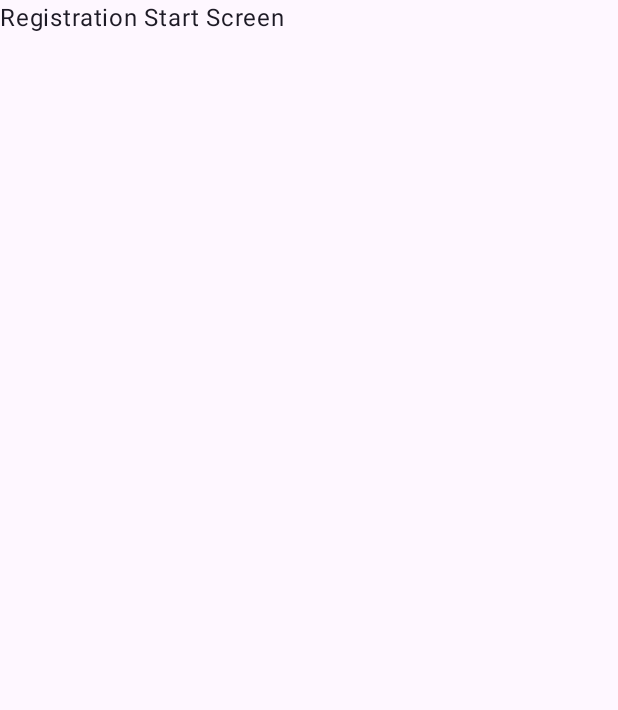
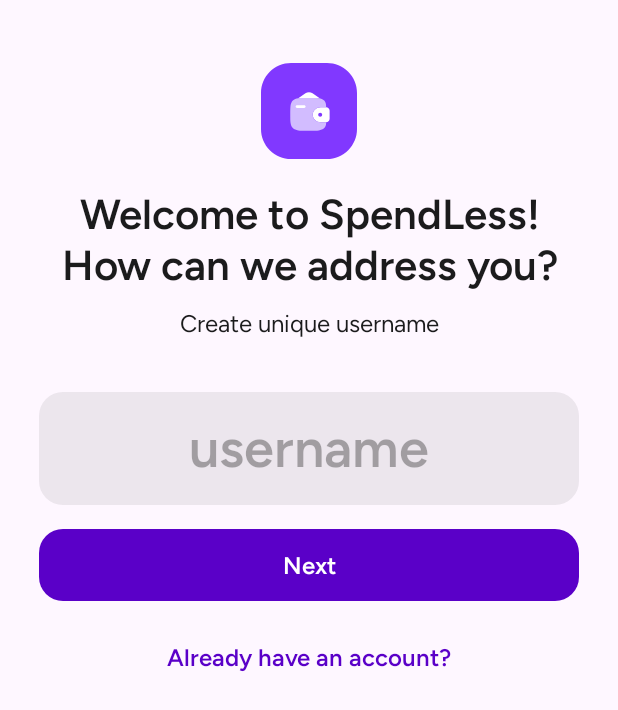
Before and after one commit to korniykom/Project-SpendLess, an Android app built with Jetpack Compose: the composable RegistrationStartScreen shown on its own in the app's theme, on a phone screen of 412 x 824 dp. Shown: the top 710 px of the screen. Run offline under Robolectric (Android 15) with nearby library versions, the phone set to English and light mode, and no system bars; 8 statements that could not run were skipped.

Commit message:
feat: add UI to Registration Start Screen

```diff
--- a/app/src/main/java/com/korniykom/spendless/navigation/NavigationRoute.kt
+++ b/app/src/main/java/com/korniykom/spendless/navigation/NavigationRoute.kt
@@ -4,6 +4,9 @@ import androidx.navigation3.runtime.NavKey
 import kotlinx.serialization.Serializable
 
 sealed interface NavigationRoute : NavKey{
+    @Serializable
+    data object RegistrationFlow: NavigationRoute
+
     @Serializable
     data object RegistrationStartScreen: NavigationRoute
     @Serializable
--- /dev/null
+++ b/app/src/main/java/com/korniykom/spendless/screens/registration/RegistrationActions.kt
@@ -0,0 +1,5 @@
+package com.korniykom.spendless.screens.registration
+
+sealed interface RegistrationActions {
+    data class OnRegistrationNameInput(val name: String): RegistrationActions
+}
--- a/app/src/main/java/com/korniykom/spendless/screens/registration/RegistrationStartScreen.kt
+++ b/app/src/main/java/com/korniykom/spendless/screens/registration/RegistrationStartScreen.kt
@@ -1,10 +1,142 @@
 package com.korniykom.spendless.screens.registration
 
+import androidx.compose.foundation.Image
+import androidx.compose.foundation.background
+import androidx.compose.foundation.layout.Column
+import androidx.compose.foundation.layout.Spacer
+import androidx.compose.foundation.layout.fillMaxSize
+import androidx.compose.foundation.layout.fillMaxWidth
+import androidx.compose.foundation.layout.height
+import androidx.compose.foundation.layout.padding
+import androidx.compose.foundation.layout.size
+import androidx.compose.foundation.shape.RoundedCornerShape
+import androidx.compose.material3.Button
+import androidx.compose.material3.MaterialTheme
+import androidx.compose.material3.OutlinedTextField
+import androidx.compose.material3.OutlinedTextFieldDefaults
 import androidx.compose.material3.Text
 import androidx.compose.runtime.Composable
+import androidx.compose.runtime.getValue
+import androidx.compose.ui.Alignment
 import androidx.compose.ui.Modifier
+import androidx.compose.ui.graphics.Color
+import androidx.compose.ui.res.painterResource
+import androidx.compose.ui.text.style.TextAlign
+import androidx.compose.ui.tooling.preview.Preview
+import androidx.compose.ui.unit.dp
+import androidx.lifecycle.compose.collectAsStateWithLifecycle
+import com.korniykom.spendless.R
+import com.korniykom.spendless.theme.SpendLessTheme
 
 @Composable
-fun RegistrationStartScreen(modifier: Modifier = Modifier) {
-    Text("Registration Start Screen")
+fun RegistrationStartScreenRoot(
+    onNextButtonClick: () -> Unit,
+    modifier: Modifier = Modifier,
+    viewModel: RegistrationViewModel,
+) {
+    val state by viewModel.state.collectAsStateWithLifecycle()
+    RegistrationStartScreen(
+        state = state,
+        onNextButtonClick = onNextButtonClick,
+        onNameInput = { viewModel.onAction(RegistrationActions.OnRegistrationNameInput(it)) },
+        modifier = modifier
+    )
 }
+
+@Composable
+fun RegistrationStartScreen(
+    state: RegistrationState,
+    onNameInput: (String) -> Unit,
+    onNextButtonClick: () -> Unit,
+    modifier: Modifier = Modifier,
+) {
+
+
+    Column(
+        horizontalAlignment = Alignment.CenterHorizontally,
+        modifier = modifier
+            .fillMaxSize()
+            .background(MaterialTheme.colorScheme.background)
+            .padding(26.dp)
+    ) {
+        Spacer(modifier = Modifier.height(16.dp))
+        Image(
+            painter = painterResource(R.drawable.spendless_icon),
+            contentDescription = "SpendLess icon",
+            modifier = Modifier.size(64.dp)
+        )
+        Spacer(modifier = Modifier.height(20.dp))
+        Text(
+            text = "Welcome to SpendLess!\nHow can we address you?",
+            textAlign = TextAlign.Center,
+            style = MaterialTheme.typography.headlineMedium,
+            modifier = Modifier.fillMaxWidth()
+        )
+
+        Spacer(modifier = Modifier.height(12.dp))
+        Text(
+            text = "Create unique username",
+            textAlign = TextAlign.Center,
+            style = MaterialTheme.typography.bodyMedium,
+            modifier = Modifier.fillMaxWidth()
+        )
+        Spacer(modifier = Modifier.height(36.dp))
+        OutlinedTextField(
+            placeholder = {
+                Text(
+                    text = "username", style = MaterialTheme.typography.displayMedium.copy(
+                        textAlign = TextAlign.Center,
+                        color = MaterialTheme.colorScheme.onSurface.copy(alpha = .36f)
+                    ), modifier = Modifier.fillMaxWidth()
+                )
+            },
+            singleLine = true,
+            value = state.nameInput,
+            onValueChange = { onNameInput(it) },
+            modifier = Modifier
+                .fillMaxWidth(),
+            textStyle = MaterialTheme.typography.displayMedium.copy(
+                textAlign = TextAlign.Center
+            ),
+            colors = OutlinedTextFieldDefaults.colors(
+                unfocusedBorderColor = Color.Transparent,
+                unfocusedContainerColor = MaterialTheme.colorScheme.onSurface.copy(alpha = .08f),
+                focusedContainerColor = MaterialTheme.colorScheme.onSurface.copy(alpha = .08f)j
+            ),
+            shape = RoundedCornerShape(16.dp)
+        )
+        Spacer(modifier = Modifier.height(16.dp))
+        Button(
+            onClick = onNextButtonClick,
+            shape = RoundedCornerShape(16.dp),
+            modifier = Modifier
+                .fillMaxWidth()
+                .height(48.dp)
+        ) {
+            Text(
+                text = "Next",
+                style = MaterialTheme.typography.titleMedium,
+                color = MaterialTheme.colorScheme.onPrimary
+            )
+        }
+        Spacer(modifier = Modifier.height(28.dp))
+        Text(
+            text = "Already have an account?",
+            style = MaterialTheme.typography.titleMedium.copy(
+                color = MaterialTheme.colorScheme.primary
+            )
+        )
+    }
+}
+
+@Preview
+@Composable
+private fun RegistrationStartScreenPreview() {
+    SpendLessTheme {
+        RegistrationStartScreen(
+            onNextButtonClick = {},
+            state = RegistrationState(nameInput = "Max"),
+            onNameInput = {},
+        )
+    }
+}
--- /dev/null
+++ b/app/src/main/java/com/korniykom/spendless/screens/registration/RegistrationState.kt
@@ -0,0 +1,5 @@
+package com.korniykom.spendless.screens.registration
+
+data class RegistrationState(
+    val nameInput: String = ""
+)
--- /dev/null
+++ b/app/src/main/res/drawable/spendless_icon.xml
@@ -0,0 +1,22 @@
+<vector xmlns:android="http://schemas.android.com/apk/res/android"
+    android:width="64dp"
+    android:height="64dp"
+    android:viewportWidth="64"
+    android:viewportHeight="64">
+  <path
+      android:pathData="M20,0L44,0A20,20 0,0 1,64 20L64,44A20,20 0,0 1,44 64L20,64A20,20 0,0 1,0 44L0,20A20,20 0,0 1,20 0z"
+      android:fillColor="#8138FF"/>
+  <path
+      android:pathData="M43.486,29.505C43.408,29.5 43.323,29.5 43.235,29.5L43.213,29.5H39.769C36.929,29.5 34.5,31.67 34.5,34.5C34.5,37.33 36.929,39.5 39.769,39.5H43.213L43.235,39.5C43.323,39.5 43.408,39.5 43.486,39.495C44.639,39.425 45.659,38.548 45.744,37.324C45.75,37.244 45.75,37.158 45.75,37.077L45.75,37.056V31.944L45.75,31.923C45.75,31.843 45.75,31.756 45.744,31.676C45.659,30.452 44.639,29.575 43.486,29.505ZM39.463,35.833C40.194,35.833 40.787,35.236 40.787,34.5C40.787,33.764 40.194,33.167 39.463,33.167C38.732,33.167 38.14,33.764 38.14,34.5C38.14,35.236 38.732,35.833 39.463,35.833Z"
+      android:fillColor="#ffffff"
+      android:fillType="evenOdd"/>
+  <path
+      android:pathData="M43.424,29.502C43.424,28.026 43.371,26.443 42.427,25.308C42.336,25.199 42.239,25.092 42.136,24.989C41.201,24.054 40.014,23.639 38.549,23.441C37.125,23.25 35.305,23.25 33.008,23.25H30.367C28.07,23.25 26.25,23.25 24.826,23.441C23.361,23.639 22.174,24.054 21.239,24.989C20.304,25.924 19.889,27.111 19.691,28.576C19.5,30 19.5,31.82 19.5,34.117V34.258C19.5,36.555 19.5,38.375 19.691,39.799C19.889,41.264 20.304,42.451 21.239,43.386C22.174,44.321 23.361,44.736 24.826,44.934C26.25,45.125 28.07,45.125 30.367,45.125H33.008C35.305,45.125 37.125,45.125 38.549,44.934C40.014,44.736 41.201,44.321 42.136,43.386C42.392,43.13 42.609,42.855 42.793,42.561C43.356,41.661 43.424,40.559 43.424,39.498C43.364,39.5 43.3,39.5 43.235,39.5L39.769,39.5C36.929,39.5 34.5,37.33 34.5,34.5C34.5,31.67 36.929,29.5 39.769,29.5L43.235,29.5C43.3,29.5 43.364,29.5 43.424,29.502Z"
+      android:fillColor="#D2BCFF"/>
+  <path
+      android:pathData="M23.115,29.018C23.115,28.515 23.519,28.107 24.018,28.107H28.837C29.336,28.107 29.741,28.515 29.741,29.018C29.741,29.521 29.336,29.929 28.837,29.929H24.018C23.519,29.929 23.115,29.521 23.115,29.018Z"
+      android:fillColor="#ffffff"/>
+  <path
+      android:pathData="M29.627,20.215L27,21.991L24.833,23.441C26.256,23.25 28.074,23.25 30.367,23.25H33.008C35.305,23.25 37.125,23.25 38.549,23.441C38.835,23.48 39.111,23.527 39.376,23.584L37,22L34.36,20.215C32.949,19.262 31.038,19.262 29.627,20.215Z"
+      android:fillColor="#ffffff"/>
+</vector>
```
Also changed, not shown: app/src/main/java/com/korniykom/spendless/navigation/NavigationRoot.kt (+33 -5 lines), app/src/main/java/com/korniykom/spendless/screens/registration/RegistrationPinScreen.kt (+8 -2 lines), app/src/main/java/com/korniykom/spendless/screens/registration/RegistrationViewModel.kt (+16 -0 lines).
